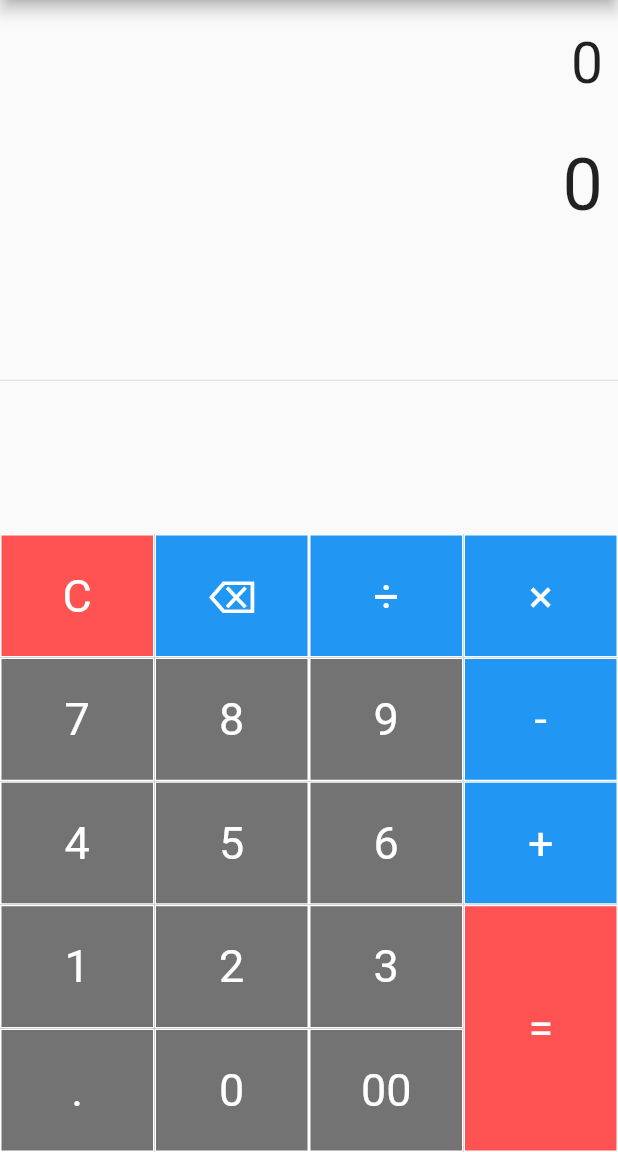
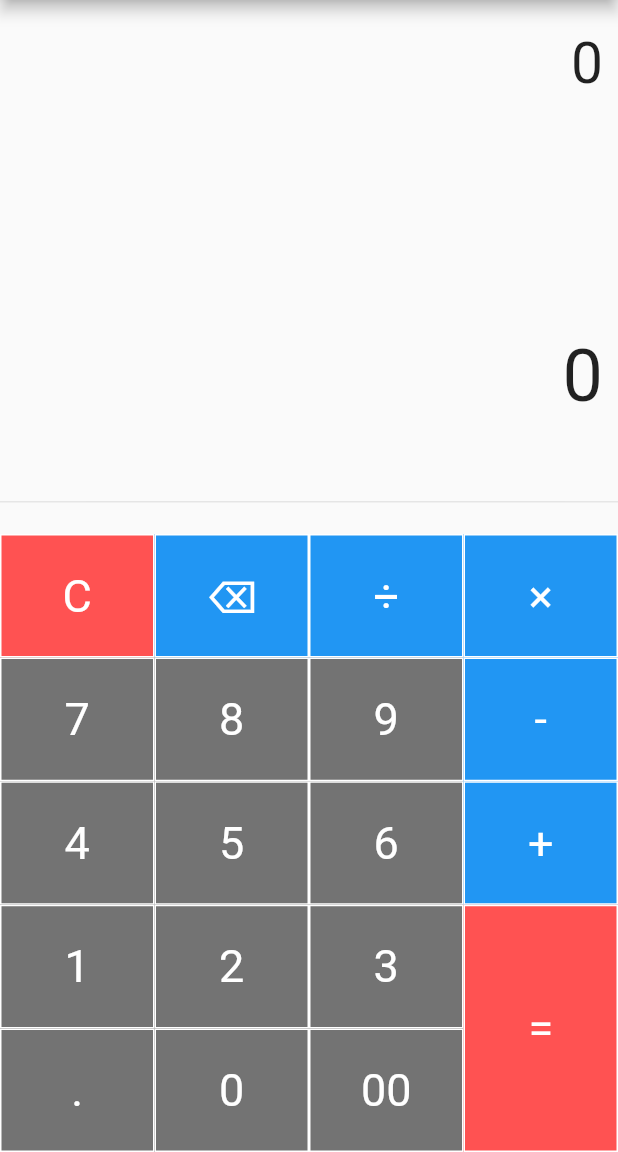
Before and after one commit to manish2bharti/flutter-basic_calculator, a Flutter app: the screen it shows after launch, on a phone screen of 412 x 824 dp, the part 84-1236 px from its top. Run offline on Flutter 3.47's test engine with Material 2 defaults, Android fonts, the phone set to English and light mode, and no system bars; our stand-ins replace math_expressions.

Commit message:
added scrollview in Container

```diff
--- a/lib/main.dart
+++ b/lib/main.dart
@@ -101,6 +101,9 @@ class _SimpleCalculatorState extends State<SimpleCalculator> {
       body: Column(
         children: <Widget>[
           Container(
+            height: MediaQuery.of(context).size.height * 0.27,
+            child: SingleChildScrollView(
+              child: Container(
                 alignment: Alignment.centerRight,
                 padding: EdgeInsets.fromLTRB(10, 20, 10, 0),
                 child: Text(
@@ -108,18 +111,27 @@ class _SimpleCalculatorState extends State<SimpleCalculator> {
                   style: TextStyle(fontSize: equationFontSize),
                 ),
               ),
+            ),
+          ),
           Container(
+            height: MediaQuery.of(context).size.height * 0.11,
+            child: SingleChildScrollView(
+              child: Container(
                 alignment: Alignment.centerRight,
-            padding: EdgeInsets.fromLTRB(10, 30, 10, 0),
+                padding: EdgeInsets.fromLTRB(10, 0, 10, 0),
                 child: Text(
                   result,
                   style: TextStyle(fontSize: resultFontSize),
                 ),
               ),
+            ),
+          ),
           Expanded(
             child: Divider(),
           ),
-          Row(
+          Container(
+            padding: EdgeInsets.only(bottom: MediaQuery.of(context).padding.bottom),
+            child: Row(
               mainAxisAlignment: MainAxisAlignment.center,
               children: <Widget>[
                 Container(
@@ -175,6 +187,8 @@ class _SimpleCalculatorState extends State<SimpleCalculator> {
                 )
               ],
             ),
+          )
+
         ],
       ),
     );
```
Lines whose indentation alone changed are shown as unchanged.
